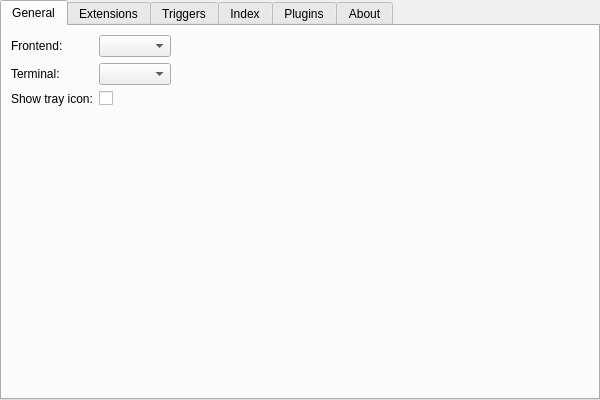
Above: src/lib/settings/settingswindow.ui from albertlauncher/albert before the change. Below: the same form after it.
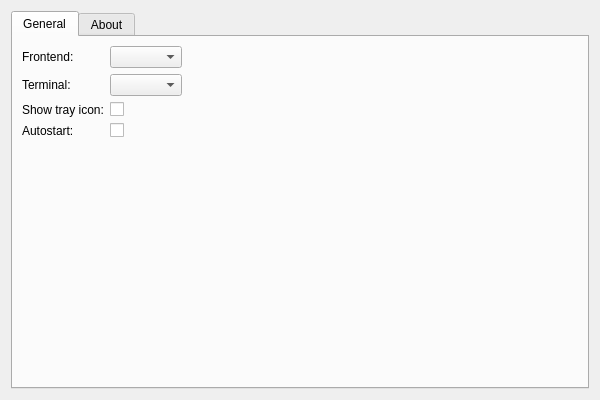
That is the form after the change. The open tabs and pages were chosen to show the change. Icons and pictures are not drawn.

Diff of the .ui file:
```diff
--- a/src/lib/settings/settingswindow.ui
+++ b/src/lib/settings/settingswindow.ui
@@ -2,6 +2,14 @@
 <ui version="4.0">
  <class>SettingsWindow</class>
  <widget class="QWidget" name="SettingsWindow">
+  <property name="geometry">
+   <rect>
+    <x>0</x>
+    <y>0</y>
+    <width>600</width>
+    <height>400</height>
+   </rect>
+  </property>
   <property name="minimumSize">
    <size>
     <width>600</width>
@@ -12,18 +20,6 @@
    <string>Settings</string>
   </property>
   <layout class="QGridLayout" name="gridLayout">
-   <property name="leftMargin">
-    <number>0</number>
-   </property>
-   <property name="topMargin">
-    <number>0</number>
-   </property>
-   <property name="rightMargin">
-    <number>0</number>
-   </property>
-   <property name="bottomMargin">
-    <number>0</number>
-   </property>
    <item row="0" column="0">
     <widget class="QTabWidget" name="tabs">
      <property name="currentIndex">
@@ -93,34 +89,20 @@
            </property>
           </widget>
          </item>
+         <item row="3" column="0">
+          <widget class="QLabel" name="label">
+           <property name="text">
+            <string>Autostart:</string>
+           </property>
+          </widget>
+         </item>
+         <item row="3" column="1">
+          <widget class="QCheckBox" name="checkBox_autostart"/>
+         </item>
         </layout>
        </item>
       </layout>
      </widget>
-     <widget class="QWidget" name="tab_extensions">
-      <attribute name="title">
-       <string>Extensions</string>
-      </attribute>
-      <layout class="QVBoxLayout" name="layout_extensions" stretch=""/>
-     </widget>
-     <widget class="QWidget" name="tab_triggers">
-      <attribute name="title">
-       <string>Triggers</string>
-      </attribute>
-      <layout class="QVBoxLayout" name="layout_triggers"/>
-     </widget>
-     <widget class="QWidget" name="tab_index">
-      <attribute name="title">
-       <string>Index</string>
-      </attribute>
-      <layout class="QVBoxLayout" name="layout_index"/>
-     </widget>
-     <widget class="QWidget" name="tab_plugins">
-      <attribute name="title">
-       <string>Plugins</string>
-      </attribute>
-      <layout class="QVBoxLayout" name="layout_plugins"/>
-     </widget>
      <widget class="QWidget" name="tab_about">
       <attribute name="title">
        <string>About</string>
```
Left out of the diff: 5 changed lines with no effect on the pictures.
